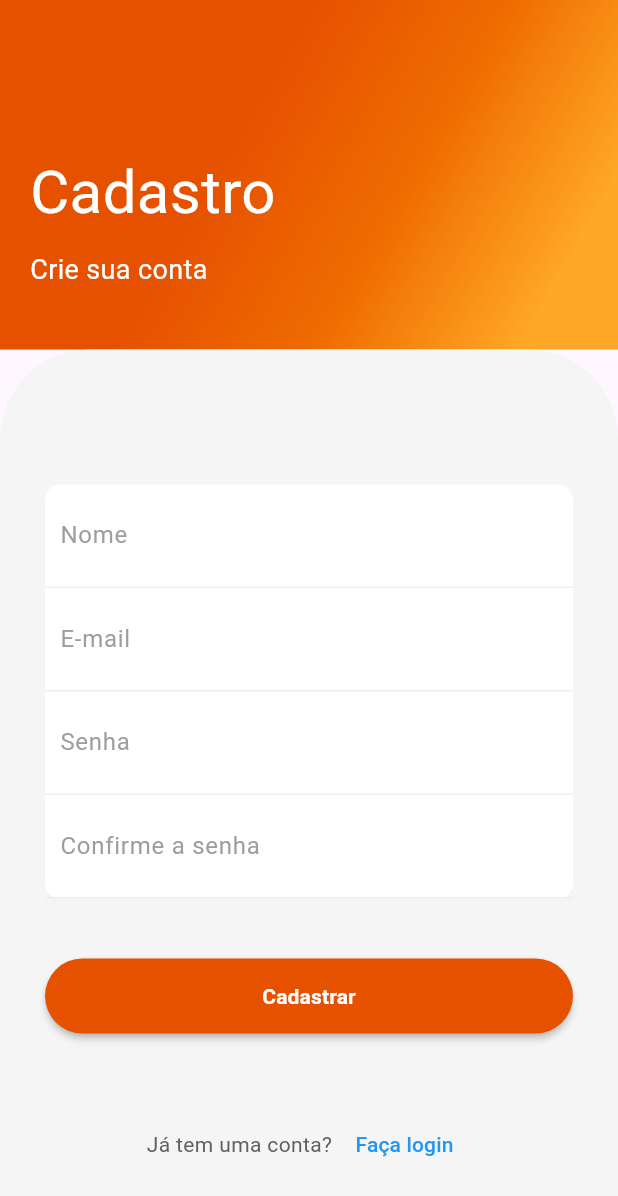
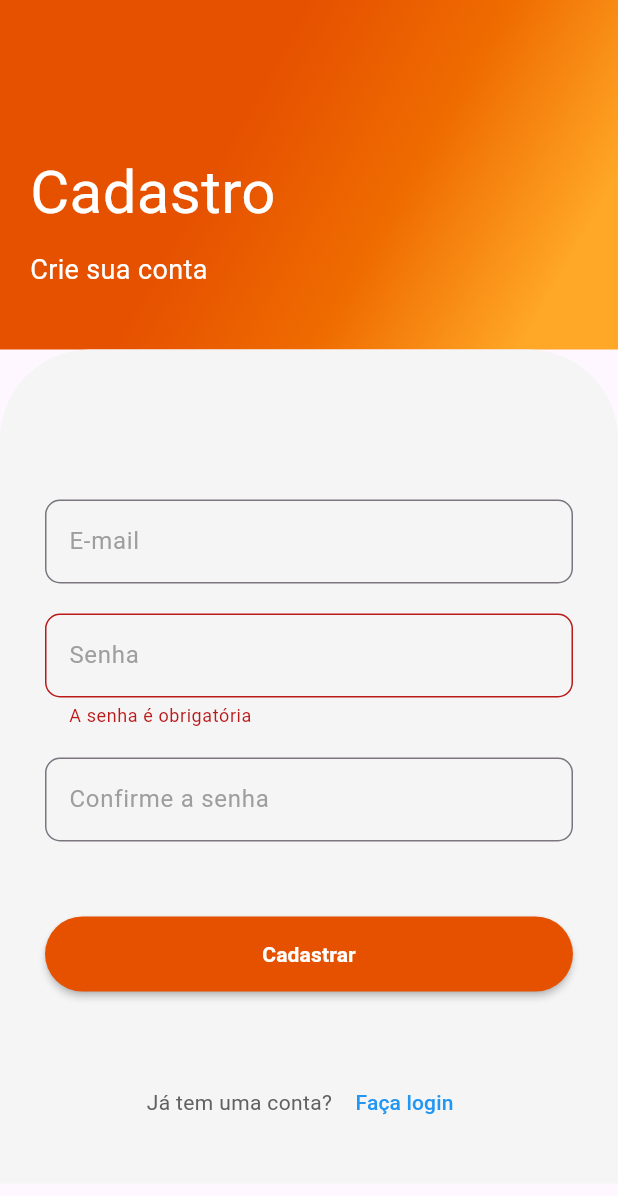
Before and after one commit to JotaDouglas/track_tcc, a Flutter app: the CadastroView screen opened directly, after a tap on "Cadastrar", on a phone screen of 412 x 824 dp. Shown: the top 1196 px of the screen. Run offline on Flutter 3.47's test engine with Material 3 defaults, Android fonts, the phone set to English and light mode, and no system bars; our stand-ins replace animate_do, firebase_auth, firebase_core, mobx; accounts and stored records are empty; generated files the repository leaves out were written again.

Commit message:
reorganização de signup.view

```diff
--- a/track_tcc_app/lib/view/login/signup.view.dart
+++ b/track_tcc_app/lib/view/login/signup.view.dart
@@ -1,6 +1,9 @@
+import 'dart:developer';
+
 import 'package:flutter/material.dart';
 import 'package:animate_do/animate_do.dart';
 import 'package:track_tcc_app/view/login/login.view.dart';
+import 'package:track_tcc_app/viewmodel/login.viewmodel.dart';
 
 class CadastroView extends StatefulWidget {
   const CadastroView({super.key});
@@ -10,13 +13,66 @@ class CadastroView extends StatefulWidget {
 }
 
 class CadastroViewState extends State<CadastroView> {
+  final _formKey = GlobalKey<FormState>();
+  TextEditingController emailController = TextEditingController();
+  TextEditingController passwordController = TextEditingController();
+  TextEditingController confirmPasswordController = TextEditingController();
+  LoginViewModel login = LoginViewModel();
+
+  void _validateAndSubmit() {
+    if (_formKey.currentState!.validate()) {
+      log('Cadastro válido!');
+      // Adicionar lógica de cadastro aqui
+    }
+  }
+
+  String? _validateEmail(String? value) {
+    // if (value == null || value.isEmpty) {
+    //   return 'O e-mail é obrigatório';
+    // }
+    // final emailRegex = RegExp(r'^[a-zA-Z0-9._%+-]+@[a-zA-Z0-9.-]+\.[a-zA-Z]{2,}\$');
+    // if (!emailRegex.hasMatch(value)) {
+    //   return 'Digite um e-mail válido';
+    // }
+    return null;
+  }
+
+  String? _validatePassword(String? value) {
+    if (value == null || value.isEmpty) {
+      return 'A senha é obrigatória';
+    }
+    if (value.length < 6) {
+      return 'A senha deve ter pelo menos 6 caracteres';
+    }
+    return null;
+  }
+
+  String? _validateConfirmPassword(String? value) {
+    if (value != passwordController.text) {
+      return 'As senhas não coincidem';
+    }
+    return null;
+  }
+
   @override
   Widget build(BuildContext context) {
     return Scaffold(
       body: SingleChildScrollView(
+        child: Form(
+          key: _formKey,
           child: Column(
             children: [
-            Container(
+              _buildHeader(),
+              _buildForm(),
+            ],
+          ),
+        ),
+      ),
+    );
+  }
+
+  Widget _buildHeader() {
+    return Container(
       width: double.infinity,
       decoration: BoxDecoration(
         gradient: LinearGradient(
@@ -28,45 +84,37 @@ class CadastroViewState extends State<CadastroView> {
           ],
         ),
       ),
+      child: Padding(
+        padding: const EdgeInsets.all(20),
         child: Column(
           crossAxisAlignment: CrossAxisAlignment.start,
           children: <Widget>[
             const SizedBox(height: 80),
-                  Padding(
-                    padding: const EdgeInsets.all(20),
-                    child: Column(
-                      crossAxisAlignment: CrossAxisAlignment.start,
-                      children: <Widget>[
             FadeInUp(
               duration: const Duration(milliseconds: 1000),
-                          child: const Text(
-                            "Cadastro",
-                            style: TextStyle(color: Colors.white, fontSize: 40),
-                          ),
+              child: const Text("Cadastro",
+                  style: TextStyle(color: Colors.white, fontSize: 40)),
             ),
             const SizedBox(height: 10),
             FadeInUp(
               duration: const Duration(milliseconds: 1300),
-                          child: const Text(
-                            "Crie sua conta",
-                            style: TextStyle(color: Colors.white, fontSize: 18),
-                          ),
-                        ),
-                      ],
-                    ),
+              child: const Text("Crie sua conta",
+                  style: TextStyle(color: Colors.white, fontSize: 18)),
             ),
             const SizedBox(height: 20),
           ],
         ),
       ),
-            Container(
+    );
+  }
+
+  Widget _buildForm() {
+    return Container(
       width: double.infinity,
       decoration: BoxDecoration(
         color: Colors.grey[100],
         borderRadius: const BorderRadius.only(
-                  topLeft: Radius.circular(60),
-                  topRight: Radius.circular(60),
-                ),
+            topLeft: Radius.circular(60), topRight: Radius.circular(60)),
       ),
       child: Padding(
         padding: const EdgeInsets.all(30),
@@ -75,96 +123,85 @@ class CadastroViewState extends State<CadastroView> {
             const SizedBox(height: 60),
             FadeInUp(
                 duration: const Duration(milliseconds: 1400),
-                      child: Container(
-                        decoration: BoxDecoration(
-                          color: Colors.white,
-                          borderRadius: BorderRadius.circular(10),
+                child: _buildTextField("E-mail",
+                    controller: emailController, validator: _validateEmail)),
+            FadeInUp(
+              duration: const Duration(milliseconds: 1400),
+              child: _buildTextField("Senha",
+                  controller: passwordController,
+                  isPassword: true,
+                  validator: _validatePassword),
             ),
-                        child: Column(
-                          children: <Widget>[
-                            _buildTextField("Nome"),
-                            _buildTextField("E-mail"),
-                            _buildTextField("Senha", isPassword: true),
-                            _buildTextField("Confirme a senha",
-                                isPassword: true),
-                          ],
-                        ),
-                      ),
+            FadeInUp(
+              duration: const Duration(milliseconds: 1400),
+              child: _buildTextField("Confirme a senha",
+                  controller: confirmPasswordController,
+                  isPassword: true,
+                  validator: _validateConfirmPassword),
             ),
             const SizedBox(height: 40),
-                    FadeInUp(
-                      duration: const Duration(milliseconds: 1600),
-                      child: MaterialButton(
-                        onPressed: () {},
-                        height: 50,
-                        color: Colors.orange[900],
-                        shape: RoundedRectangleBorder(
-                          borderRadius: BorderRadius.circular(50),
-                        ),
-                        child: const Center(
-                          child: Text(
-                            "Cadastrar",
-                            style: TextStyle(
-                              color: Colors.white,
-                              fontWeight: FontWeight.bold,
-                            ),
-                          ),
-                        ),
-                      ),
-                    ),
+            _buildSubmitButton(),
             const SizedBox(height: 50),
-                    FadeInUp(
-                      duration: const Duration(milliseconds: 1500),
-                      child: Row(
-                        mainAxisAlignment: MainAxisAlignment.center,
-                        children: [
-                          Text(
-                            "Já tem uma conta?",
-                            style: TextStyle(color: Colors.grey[700]),
-                          ),
-                          TextButton(
-                            onPressed: () {
-                              Navigator.pushReplacement(
-                                context,
-                                MaterialPageRoute(
-                                  builder: (context) => const LoginView(),
-                                ),
-                              );
-                            },
-                            child: const Text(
-                              " Faça login",
-                              style: TextStyle(color: Colors.blue),
-                            ),
-                          ),
-                        ],
-                      ),
-                    ),
-                  ],
-                ),
-              ),
-            ),
+            _buildLoginRedirect(),
           ],
         ),
       ),
     );
   }
 
-  Widget _buildTextField(String hint, {bool isPassword = false}) {
-    return Container(
-      padding: const EdgeInsets.all(10),
-      decoration: BoxDecoration(
-        border: Border(
-          bottom: BorderSide(color: Colors.grey.shade200),
-        ),
-      ),
-      child: TextField(
+  Widget _buildTextField(String hint,
+      {bool isPassword = false,
+      required TextEditingController controller,
+      required String? Function(String?) validator}) {
+    return Padding(
+      padding: const EdgeInsets.symmetric(vertical: 10),
+      child: TextFormField(
+        controller: controller,
         obscureText: isPassword,
+        validator: validator,
         decoration: InputDecoration(
           hintText: hint,
-          hintStyle: TextStyle(color: Colors.grey),
-          border: InputBorder.none,
+          hintStyle: const TextStyle(color: Colors.grey),
+          border: OutlineInputBorder(borderRadius: BorderRadius.circular(10)),
         ),
       ),
     );
   }
+
+  Widget _buildSubmitButton() {
+    return FadeInUp(
+      duration: const Duration(milliseconds: 1600),
+      child: MaterialButton(
+        onPressed: _validateAndSubmit,
+        height: 50,
+        color: Colors.orange[900],
+        shape: RoundedRectangleBorder(borderRadius: BorderRadius.circular(50)),
+        child: const Center(
+          child: Text("Cadastrar",
+              style:
+                  TextStyle(color: Colors.white, fontWeight: FontWeight.bold)),
+        ),
+      ),
+    );
   }
+
+  Widget _buildLoginRedirect() {
+    return FadeInUp(
+      duration: const Duration(milliseconds: 1500),
+      child: Row(
+        mainAxisAlignment: MainAxisAlignment.center,
+        children: [
+          Text("Já tem uma conta?", style: TextStyle(color: Colors.grey[700])),
+          TextButton(
+            onPressed: () {
+              Navigator.pushReplacement(context,
+                  MaterialPageRoute(builder: (context) => const LoginView()));
+            },
+            child:
+                const Text(" Faça login", style: TextStyle(color: Colors.blue)),
+          ),
+        ],
+      ),
+    );
+  }
+}
```
Lines whose indentation alone changed are shown as unchanged.
